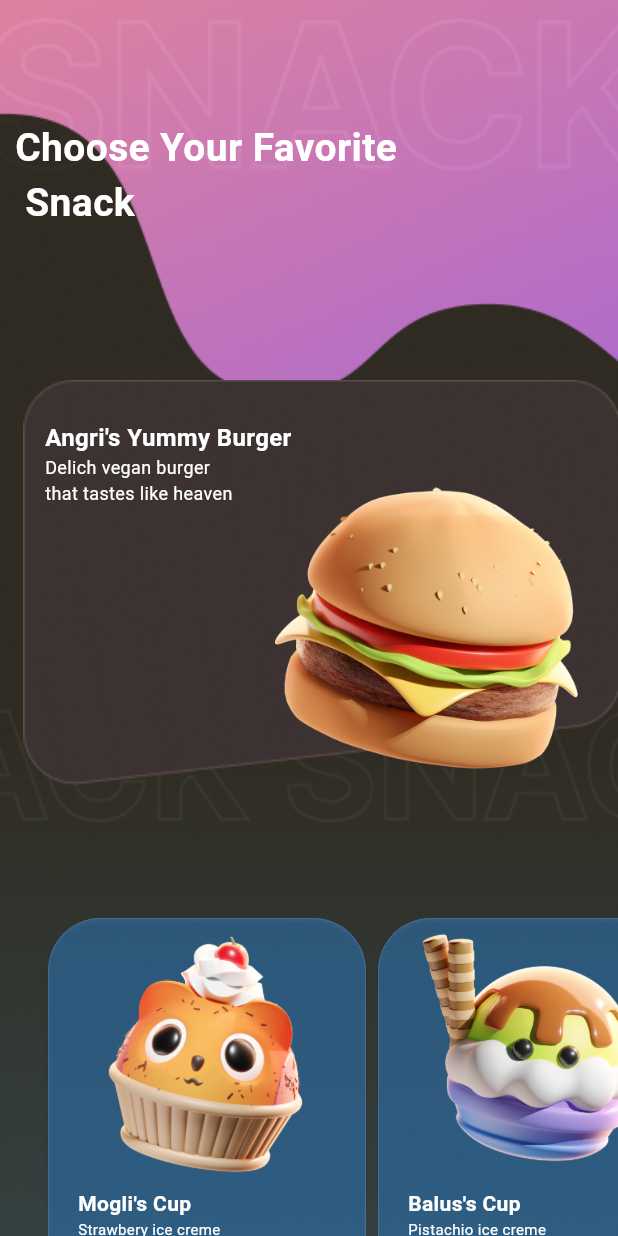
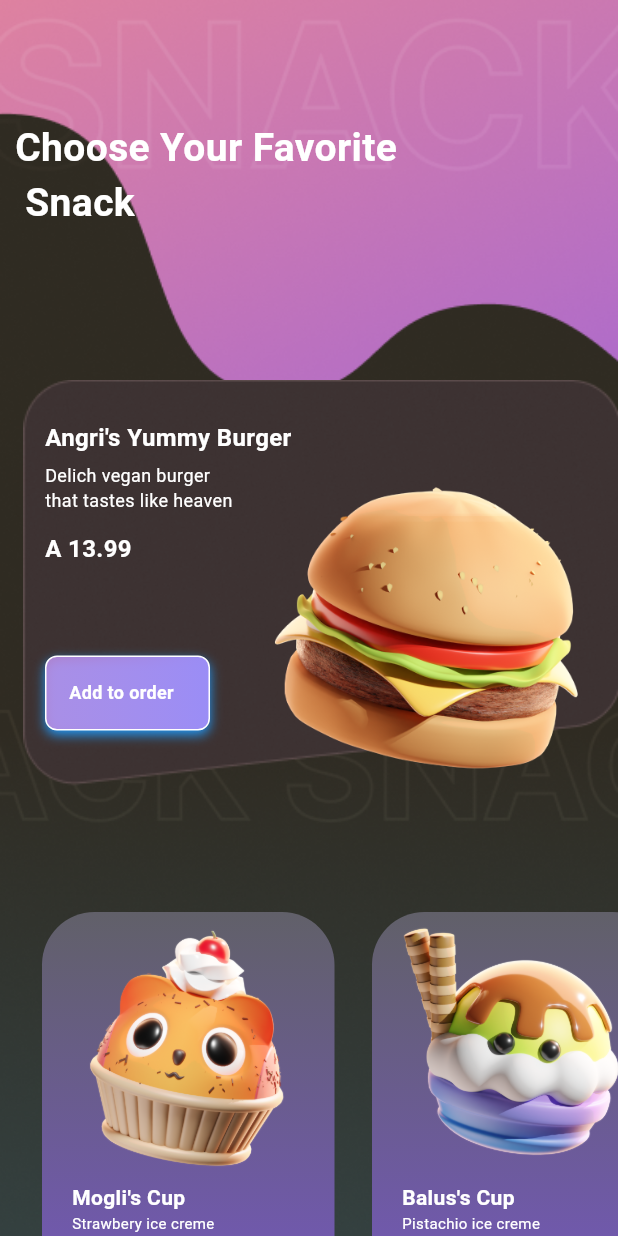
Before and after one commit to komvik/jp_app_material, a Flutter app: the screen it shows after launch, after a tap on "Order Now", on a phone screen of 412 x 824 dp. Run offline on Flutter 3.47's test engine with Material 3 defaults, Android fonts, the light colour scheme and no system bars.

Commit message:
Before finishing the screen2

```diff
--- a/lib/screen1/screens/start_screen_app.dart
+++ b/lib/screen1/screens/start_screen_app.dart
@@ -1,3 +1,5 @@
+import 'dart:ui';
+
 import 'package:flutter/material.dart';
 import 'package:jp_app_material/screen1/widgets/change_to_main_screen_app.dart';
 //import 'package:jp_app_material/screen2/screens/main_screen_app.dart';
@@ -46,14 +48,23 @@ class StartScreenApp extends StatelessWidget {
                     child: SizedBox(
                       width: 400,
                       height: 250,
-                      child: Card(
-                        shape: RoundedRectangleBorder(
-                            borderRadius: BorderRadius.circular(35.0),
-                            side: const BorderSide(
+                      child: ClipRRect(
+                        borderRadius: BorderRadius.circular(35),
+                        child: BackdropFilter(
+                          filter: ImageFilter.blur(
+                            sigmaX: 10,
+                            sigmaY: 10,
+                          ),
+                          child: Container(
+                            decoration: BoxDecoration(
+                                color: const Color.fromARGB(67, 39, 37, 37),
+                                borderRadius: BorderRadius.circular(35),
+                                border: Border.all(
                                     width: 0.5,
-                                color: Color.fromARGB(186, 181, 176, 176))),
                                     color: const Color.fromARGB(
-                            191, 39, 37, 37), //  ToDoShadowColor
+                                        186, 181, 176, 176))),
+
+                            //  ToDoShadowColor
                             child: const Column(
                               children: [
                                 SizedBox(height: 40),
@@ -69,13 +80,15 @@ class StartScreenApp extends StatelessWidget {
                                   "Explore Angi's most popular snack celection \n"
                                   "and get instantly happy",
                                   textAlign: TextAlign.center,
-                              style:
-                                  TextStyle(color: Colors.white, fontSize: 14),
+                                  style: TextStyle(
+                                      color: Colors.white, fontSize: 14),
                                 ),
                                 SizedBox(height: 30),
                                 //Button "Order Now"
                                 ChangeToMainScreenApp(),
                               ],
+                            ),
+                          ),
                         ),
                       ),
                     ),
--- a/lib/screen2/screens/main_screen_app.dart
+++ b/lib/screen2/screens/main_screen_app.dart
@@ -50,25 +50,70 @@ class _MainScreenAppState extends State<MainScreenApp> {
                           child: Image.asset("assets/details/Top Card.png"))),
                   //______________________________________
 
-                  const Positioned(
+                  Positioned(
                       top: 280,
                       left: 30,
                       child: Column(
                         crossAxisAlignment: CrossAxisAlignment.start,
                         children: [
-                          Text(
+                          const Text(
                             "Angri's Yummy Burger",
                             style: TextStyle(
                                 color: Colors.white,
                                 fontSize: 16,
                                 fontWeight: FontWeight.bold),
                           ),
-                          Text(
+                          const SizedBox(height: 5),
+                          const Text(
                             "Delich vegan burger \n"
                             "that tastes like heaven",
                             style: TextStyle(
                               color: Colors.white,
                               fontSize: 12,
+                            ),
+                          ),
+                          const SizedBox(height: 12),
+                          const Text(
+                            "A 13.99",
+                            style: TextStyle(
+                              color: Colors.white,
+                              fontWeight: FontWeight.bold,
+                              fontSize: 16,
+                            ),
+                          ),
+                          const SizedBox(height: 60),
+                          Container(
+                            width: 110,
+                            height: 50,
+                            decoration: BoxDecoration(
+                              borderRadius: BorderRadius.circular(8),
+                              boxShadow: const [
+                                BoxShadow(
+                                  color: Colors.blue,
+                                  blurRadius: 6,
+                                  offset: Offset(0, 3),
+                                )
+                              ],
+                              border: Border.all(
+                                color: Colors.white,
+                                width: 1,
+                              ),
+                              gradient: const LinearGradient(
+                                colors: [
+                                  Color.fromARGB(218, 192, 142, 228),
+                                  Color.fromARGB(255, 154, 141, 246),
+                                ],
+                              ),
+                            ),
+                            child: const Padding(
+                              padding: EdgeInsets.fromLTRB(15, 15, 10, 10),
+                              child: Text(
+                                "Add to order",
+                                style: TextStyle(
+                                    fontSize: 12,
+                                    fontWeight: FontWeight.bold,
+                                    color: Color.fromARGB(255, 255, 255, 255)),
+                              ),
                             ),
                           ),
                         ],
--- a/lib/screen2/widgets/recommend_card.dart
+++ b/lib/screen2/widgets/recommend_card.dart
@@ -15,12 +15,25 @@ class RecommendCard extends StatelessWidget {
         width: 220,
         height: 300,
         //___________________________
-        child: Card(
-          shape: RoundedRectangleBorder(
-              borderRadius: BorderRadius.circular(35.0),
-              side: const BorderSide(
-                  width: 0.5, color: Color.fromARGB(115, 120, 130, 171))),
-          color: const Color.fromARGB(109, 56, 154, 240), //  ToDoShadowColor
+        child: Container(
+          // shape: RoundedRectangleBorder(
+          //     borderRadius: BorderRadius.circular(35.0),
+          //     side: const BorderSide(
+          //         width: 0.5, color: Color.fromARGB(115, 50, 72, 159))),
+          margin: const EdgeInsets.fromLTRB(0, 0, 25, 0),
+          decoration: BoxDecoration(
+            borderRadius: BorderRadius.circular(35.0),
+            gradient: const LinearGradient(
+              begin: Alignment.bottomCenter,
+              end: Alignment.topCenter,
+              colors: [
+                Color.fromARGB(255, 116, 87, 189),
+                Color.fromARGB(255, 97, 96, 105),
+              ],
+            ),
+          ),
+
+          // color: const Color.fromARGB(109, 56, 154, 240),
           child: Column(
             mainAxisAlignment: MainAxisAlignment.start,
             children: [
@@ -57,12 +70,18 @@ class RecommendCard extends StatelessWidget {
                               style: const TextStyle(
                                   color: Colors.white, fontSize: 10),
                             ),
+                            const SizedBox(height: 60),
                             const SizedBox(
-                              width: 70,
+                              width: 65,
                             ),
-                            IconButton(
-                              icon: const Icon(Icons.favorite),
-                              onPressed: () => (0),
+                            const SizedBox(
+                                width: 14,
+                                height: 14,
+                                child: Image(
+                                    image:
+                                        AssetImage("assets/icons/heart.png"))),
+                            const SizedBox(
+                              width: 8,
                             ),
                             const Text(
                               "200",
```
Lines whose indentation alone changed are shown as unchanged.
